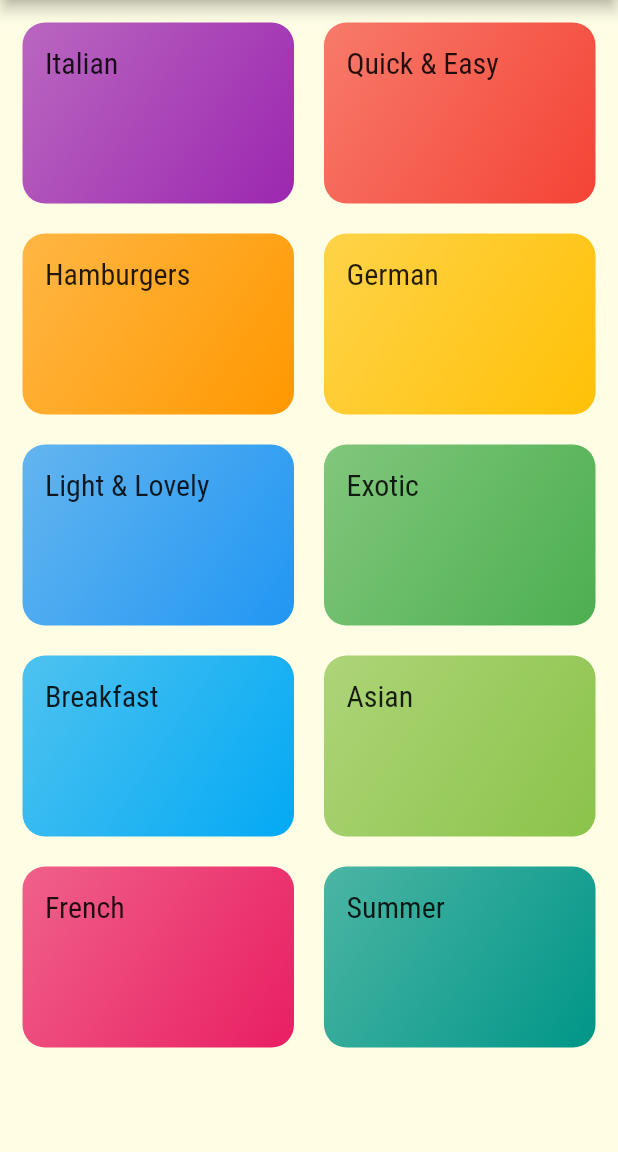
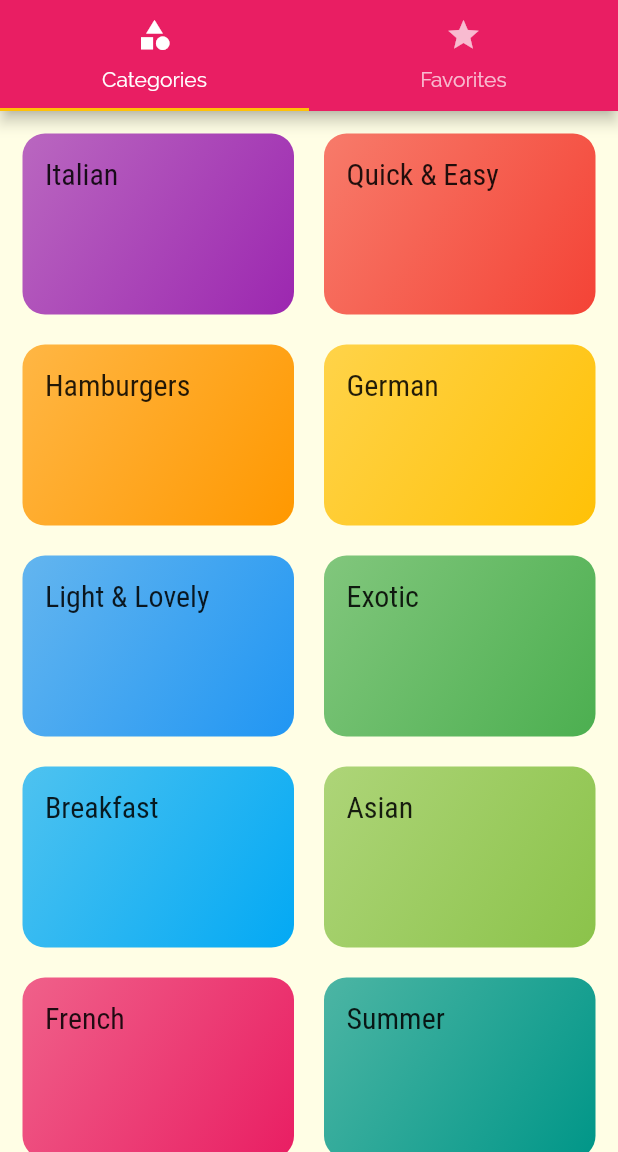
Before and after one commit to AmrAbdelmagid/MyDeliMeals, a Flutter app: the screen it shows after launch, on a phone screen of 412 x 824 dp, the part 84-1236 px from its top. Run offline on Flutter 3.47's test engine with Material 2 defaults, Android fonts, the phone set to English and light mode, and no system bars.

Commit message:
adding tabs and favorites screens

```diff
--- a/lib/main.dart
+++ b/lib/main.dart
@@ -2,6 +2,7 @@ import 'package:flutter/material.dart';
 import 'package:my_delimeal/screens/categories_screen.dart';
 import 'package:my_delimeal/screens/category_meals_screen.dart';
 import 'package:my_delimeal/screens/meal_details_screen.dart';
+import 'package:my_delimeal/screens/tabs_screen.dart';
 
 void main() => runApp(MyApp());
 
@@ -25,8 +26,9 @@ class MyApp extends StatelessWidget {
               fontFamily: 'RobotoCondensed',
             )),
       ),
-      home: CategoriesScreen(),
+      initialRoute: '/',
       routes: {
+        '/': (context) => TabsScreen(),
         CategoryMealsScreen.routeName : (context) => CategoryMealsScreen(),
         MealDetailsScreen.routeName : (context) => MealDetailsScreen(),
       },
--- a/lib/screens/categories_screen.dart
+++ b/lib/screens/categories_screen.dart
@@ -6,14 +6,11 @@ import '../widgets/category_item.dart';
 class CategoriesScreen extends StatelessWidget {
   @override
   Widget build(BuildContext context) {
-    return Scaffold(
-      appBar: AppBar(
-        title: const Text('My Delimeals'),
-      ),
-      body: GridView(
+    return GridView(
       padding: const EdgeInsets.all(15),
       children: DUMMY_CATEGORIES
-            .map((catData) => CategoryItem(catData.id,catData.title, catData.color))
+          .map((catData) =>
+              CategoryItem(catData.id, catData.title, catData.color))
           .toList(),
       gridDelegate: SliverGridDelegateWithMaxCrossAxisExtent(
         maxCrossAxisExtent: 200,
@@ -21,7 +18,6 @@ class CategoriesScreen extends StatelessWidget {
         crossAxisSpacing: 20,
         mainAxisSpacing: 20,
       ),
-      ),
     );
   }
 }
--- /dev/null
+++ b/lib/screens/favorites_screen.dart
@@ -0,0 +1,8 @@
+import 'package:flutter/material.dart';
+
+class FavoritesScreen extends StatelessWidget {
+  @override
+  Widget build(BuildContext context) {
+    return Center(child: Text('fav!'),);
+  }
+}
--- /dev/null
+++ b/lib/screens/tabs_screen.dart
@@ -0,0 +1,41 @@
+import 'package:flutter/material.dart';
+import 'package:my_delimeal/screens/categories_screen.dart';
+import 'categories_screen.dart';
+import 'favorites_screen.dart';
+
+class TabsScreen extends StatefulWidget {
+  @override
+  _TabsScreenState createState() => _TabsScreenState();
+}
+
+class _TabsScreenState extends State<TabsScreen> {
+  @override
+  Widget build(BuildContext context) {
+    return DefaultTabController(
+      length: 2,
+      child: Scaffold(
+        appBar: AppBar(
+          title: Text('My Delimeals'),
+          bottom: TabBar(
+            tabs: <Widget>[
+              Tab(
+                icon: Icon(Icons.category),
+                text: 'Categories',
+              ),
+              Tab(
+                icon: Icon(Icons.star),
+                text: 'Favorites',
+              ),
+            ],
+          ),
+        ),
+        body: TabBarView(
+          children: <Widget>[
+            CategoriesScreen(),
+            FavoritesScreen(),
+          ],
+        ),
+      ),
+    );
+  }
+}
```
Lines whose indentation alone changed are shown as unchanged.
